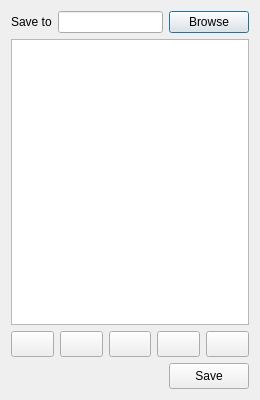
Before: the Qt Designer form Forms/DRPEditor.ui in Youda008/DoomRunner, drawn with Qt 5.
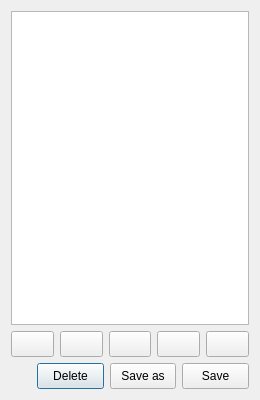
After: the same form once the commit is applied. Icons and pictures are not drawn. Custom widgets are drawn as their Qt base class.

Commit message: replaced file path line with "Save" and "Save as" buttons

The edit to the form file:
```diff
--- a/Forms/DRPEditor.ui
+++ b/Forms/DRPEditor.ui
@@ -14,31 +14,6 @@
    <string>DRPEditor</string>
   </property>
   <layout class="QVBoxLayout" name="verticalLayout">
-   <item>
-    <layout class="QHBoxLayout" name="horizontalLayout">
-     <item>
-      <widget class="QLabel" name="destFileLabel">
-       <property name="text">
-        <string>Save to</string>
-       </property>
-      </widget>
-     </item>
-     <item>
-      <widget class="QLineEdit" name="destFileLine"/>
-     </item>
-     <item>
-      <widget class="QPushButton" name="destFileBtn">
-       <property name="text">
-        <string>Browse</string>
-       </property>
-       <property name="icon">
-        <iconset resource="../Resources/Resources.qrc">
-         <normaloff>:/Browse.png</normaloff>:/Browse.png</iconset>
-       </property>
-      </widget>
-     </item>
-    </layout>
-   </item>
    <item>
     <widget class="ExtendedListView" name="modListView"/>
    </item>
@@ -161,6 +136,52 @@
        </property>
       </spacer>
      </item>
+     <item>
+      <widget class="QPushButton" name="deleteBtn">
+       <property name="sizePolicy">
+        <sizepolicy hsizetype="Preferred" vsizetype="Fixed">
+         <horstretch>0</horstretch>
+         <verstretch>0</verstretch>
+        </sizepolicy>
+       </property>
+       <property name="minimumSize">
+        <size>
+         <width>26</width>
+         <height>26</height>
+        </size>
+       </property>
+       <property name="text">
+        <string>Delete</string>
+       </property>
+       <property name="icon">
+        <iconset resource="../Resources/Resources.qrc">
+         <normaloff>:/DeleteItem.png</normaloff>:/DeleteItem.png</iconset>
+       </property>
+      </widget>
+     </item>
+     <item>
+      <widget class="QPushButton" name="saveAsBtn">
+       <property name="sizePolicy">
+        <sizepolicy hsizetype="Preferred" vsizetype="Fixed">
+         <horstretch>0</horstretch>
+         <verstretch>0</verstretch>
+        </sizepolicy>
+       </property>
+       <property name="minimumSize">
+        <size>
+         <width>26</width>
+         <height>26</height>
+        </size>
+       </property>
+       <property name="text">
+        <string>Save as</string>
+       </property>
+       <property name="icon">
+        <iconset resource="../Resources/Resources.qrc">
+         <normaloff>:/AddItem.png</normaloff>:/AddItem.png</iconset>
+       </property>
+      </widget>
+     </item>
      <item>
       <widget class="QPushButton" name="saveBtn">
        <property name="sizePolicy">
```
Left out of the diff: 2 changed lines with no effect on the pictures. The commit also changes 7 other files.
